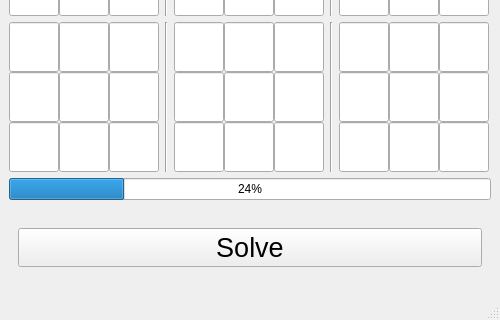
EspenEnes/SudokuSolver, file QT_Designes/soduku_window.ui: the form before one commit; both pictures show x 0 to 500 and y 299 to 619 of the 500 by 619 pixel window.
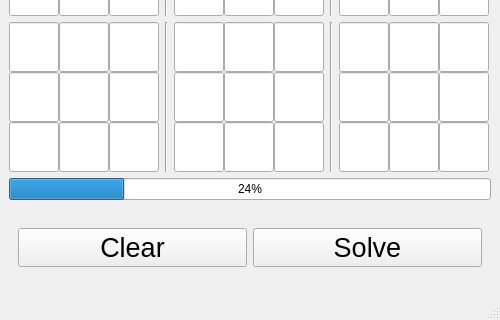
The form after the commit.

Commit message: Added clear button, Bugfix on check neighbors

Patch:
```diff
--- a/QT_Designes/soduku_window.ui
+++ b/QT_Designes/soduku_window.ui
@@ -3264,6 +3264,13 @@
        <enum>Qt::LeftToRight</enum>
       </property>
       <layout class="QHBoxLayout" name="horizontalLayout_4">
+       <item>
+        <widget class="QPushButton" name="pushButton">
+         <property name="text">
+          <string>Clear</string>
+         </property>
+        </widget>
+       </item>
        <item>
         <widget class="QPushButton" name="pushButton_2">
          <property name="font">
```
The commit also changes 1 other file.
